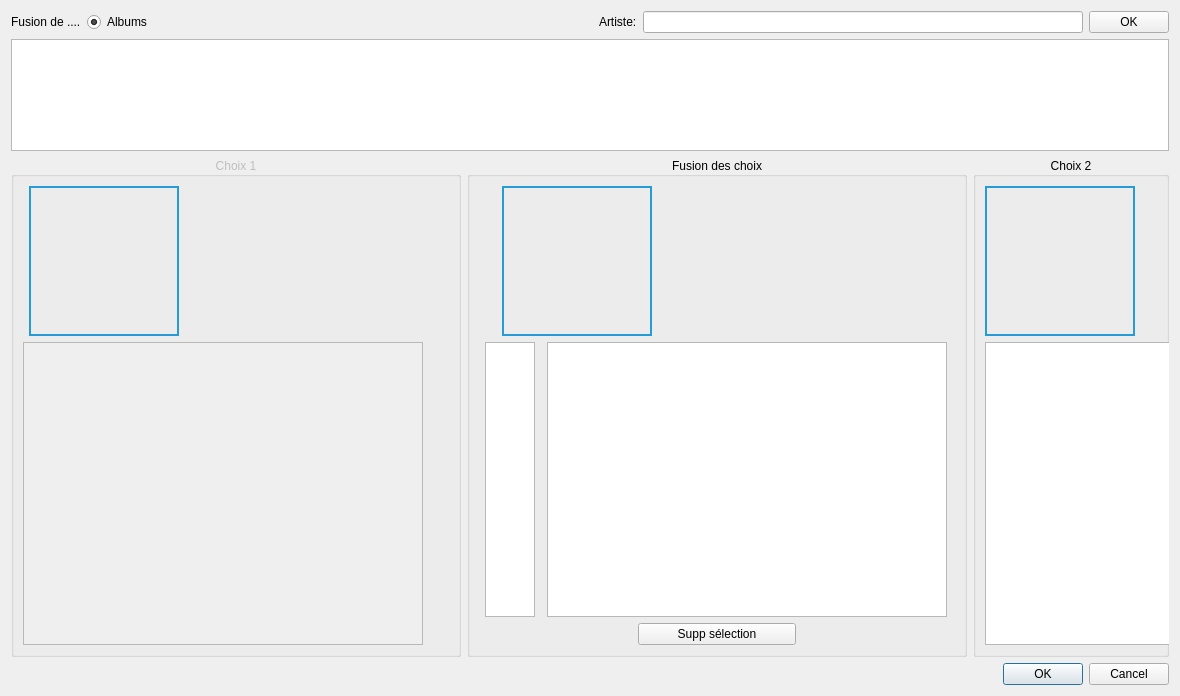
This is projet-musique/core/ongletfusion.ui in toopoormaghell/projet-musique as Qt 5 draws it before an edit. The edited form follows.
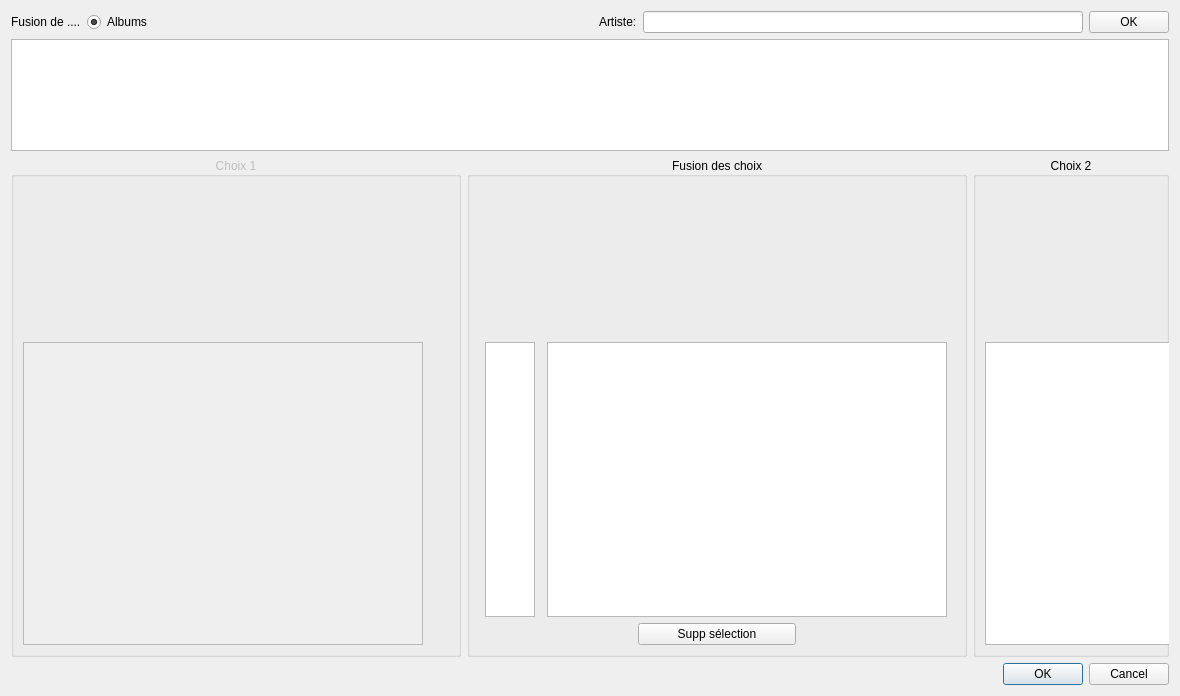
This is the edited form. Custom widgets are drawn as their Qt base class.

What changed in the file:
```diff
--- a/projet-musique/core/ongletfusion.ui
+++ b/projet-musique/core/ongletfusion.ui
@@ -139,7 +139,7 @@
              </size>
             </property>
             <property name="styleSheet">
-             <string notr="true">border: 2px solid #259CD8</string>
+             <string notr="true"/>
             </property>
             <property name="text">
              <string/>
@@ -321,7 +321,7 @@
              </size>
             </property>
             <property name="styleSheet">
-             <string notr="true">border: 2px solid #259CD8</string>
+             <string notr="true"/>
             </property>
             <property name="text">
              <string/>
@@ -504,7 +504,7 @@
              </size>
             </property>
             <property name="styleSheet">
-             <string notr="true">border: 2px solid #259CD8</string>
+             <string notr="true"/>
             </property>
             <property name="text">
              <string/>
```
Left out of the diff: 9 changed lines with no effect on the pictures.
